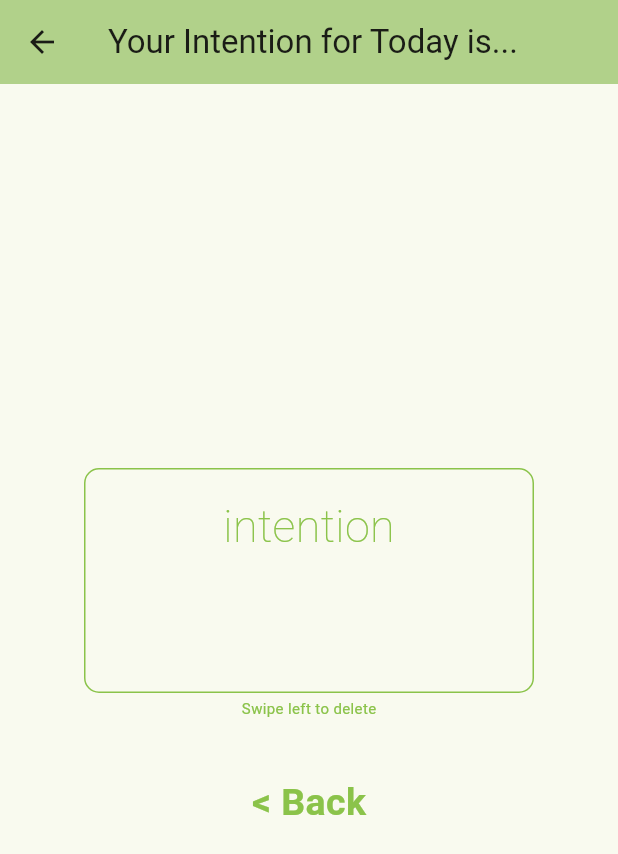
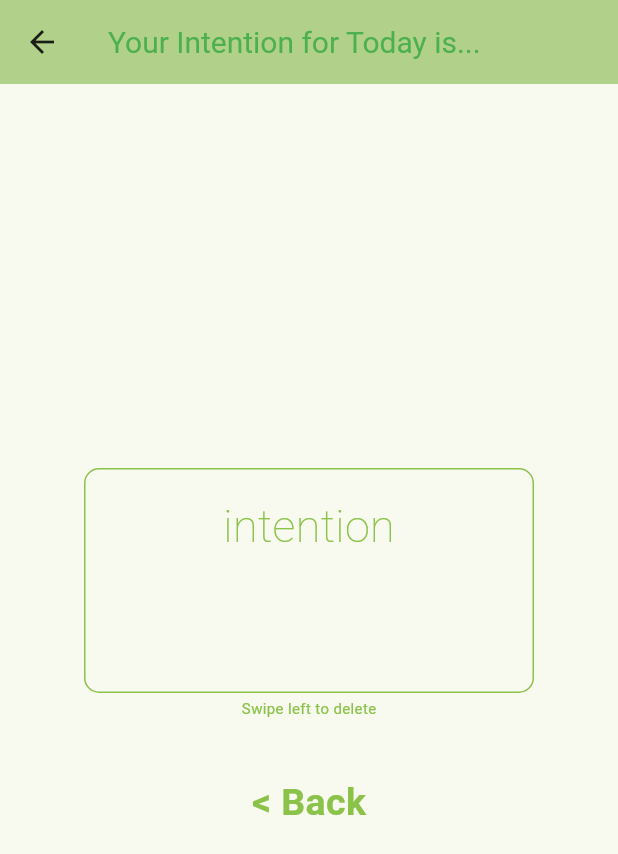
Before and after one commit to AlexPoland85/intention_for_today, a Flutter app: the DetailsPage screen opened directly, on a phone screen of 412 x 824 dp. Shown: the top 854 px of the screen. Run offline on Flutter 3.47's test engine with Material 3 defaults, Android fonts, the phone set to English and light mode, and no system bars; our stand-ins replace animated_text_kit, cloud_firestore, convex_bottom_bar, firebase_auth, firebase_core, flutter_bloc and 1 more; missing offline and left inert: firebase_ui_auth, neopop; accounts and stored records are empty.

Commit message:
Improve appBar on DetailsPage

```diff
--- a/lib/features/details/pages/details_page.dart
+++ b/lib/features/details/pages/details_page.dart
@@ -18,6 +18,10 @@ class DetailsPage extends StatelessWidget {
       appBar: AppBar(
         backgroundColor: Theme.of(context).colorScheme.inversePrimary,
         title: const Text('Your Intention for Today is...'),
+        titleTextStyle: const TextStyle(
+          color: Colors.green,
+          fontSize: 20.0,
+        ),
       ),
       body: Builder(builder: (context) {
         return const _DetailsPageBody();
@@ -122,7 +126,7 @@ class _DetailsPageBody extends StatelessWidget {
                       decoration: const NeoPopTiltedButtonDecoration(
                         color: Color(0xFFffe22d),
                         plunkColor: Color(0xffc3a13b),
-                        shadowColor: Colors.black,
+                        shadowColor: Colors.grey,
                       ),
                       child: const NeoPopShimmer(
                         shimmerColor: Colors.white,
```
Also changed, not shown: lib/features/details/cubit/details_page_state.dart (+0 -12 lines), lib/features/details/cubit/details_page_cubit.freezed.dart.
